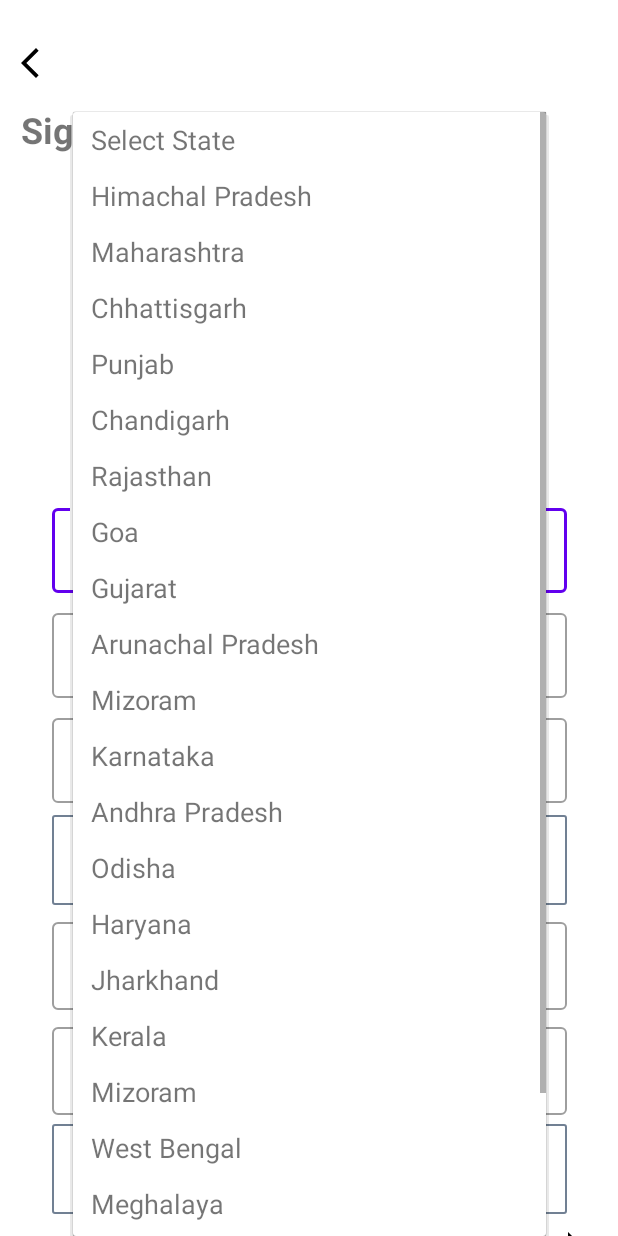
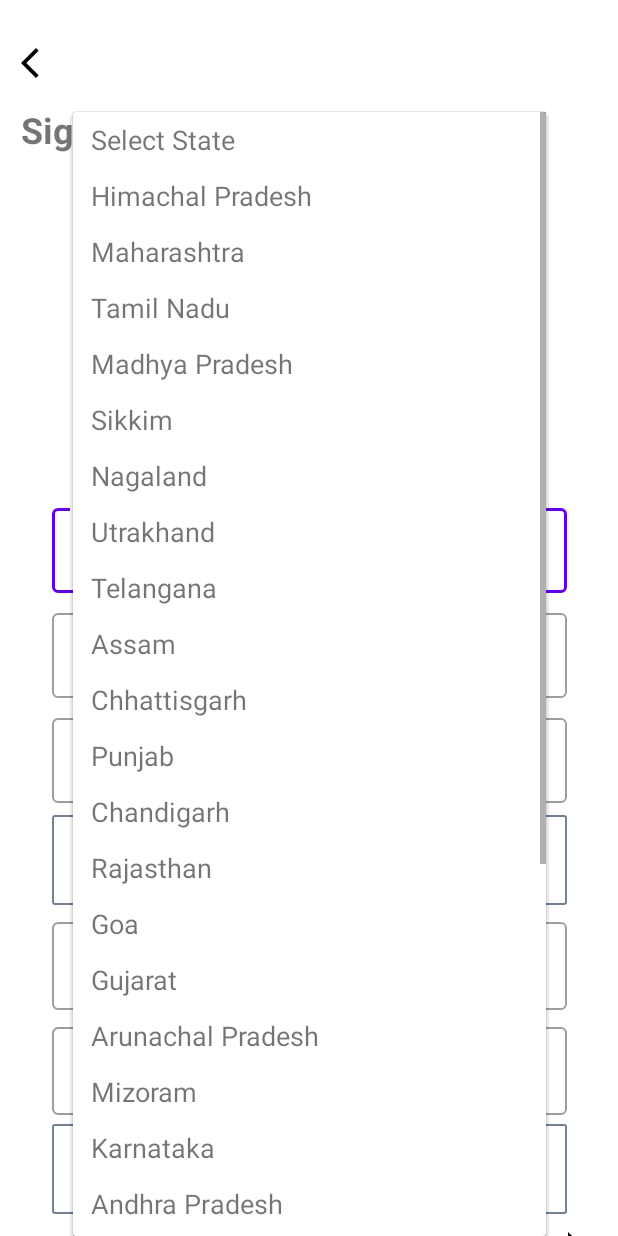
Before and after one commit to sanjuray/vyza_handmadehaven_app, an Android app: the SignupPage screen opened directly, with no data from a screen before it, after a tap on "Select State", on a phone screen of 412 x 824 dp. Run offline under Robolectric (Android 15) with nearby library versions, the phone set to English and light mode, and no system bars; our stand-ins replace Shimmer, Volley; network calls fail; 1 other tap on this screen came first.

Commit message:
rishabh commit to sanju

```diff
--- a/app/src/main/java/com/example/handicrafts/login/SignupPage.java
+++ b/app/src/main/java/com/example/handicrafts/login/SignupPage.java
@@ -79,6 +79,7 @@ public class SignupPage extends AppCompatActivity {
             public void onItemSelected(AdapterView<?> adapterView, View view, int i, long l) {
                  select_state = String.valueOf(stateDropDown.getSelectedItem());
 
+
             }
 
             @Override
@@ -121,8 +122,8 @@ public class SignupPage extends AppCompatActivity {
 
        String state= select_state;
 
-        String pincode=userpincode.getText().toString();
-        String city=usercity.getText().toString();
+        String pincode=userpincode.getText().toString().trim();
+        String city=usercity.getText().toString().trim();
         if(TextUtils.isEmpty(name)&&TextUtils.isEmpty(password)&&TextUtils.isEmpty(email)&&TextUtils.isEmpty(gender)&&TextUtils.isEmpty(city)){
             Toast.makeText(this, "Please fill all details", Toast.LENGTH_SHORT).show();
             userpincode.setError("all fields are required");
@@ -130,7 +131,7 @@ public class SignupPage extends AppCompatActivity {
             userpassword.requestFocus();
         }
         else {
-            Addtotable(name,password,email,password,pincode,gender,state);
+            Addtotable(name,email,password,city,pincode,gender,state);
         }
 
 
@@ -138,7 +139,7 @@ public class SignupPage extends AppCompatActivity {
 
     }
 
-    private void Addtotable(String city, String name, String email, String password, String pincode , String gender, String state) {
+    private void Addtotable(String name, String email, String password, String city, String pincode , String gender, String state) {
         String url = "https://handmadehavens.com/user.php";
         RequestQueue requestQueue = Volley.newRequestQueue(this);
         StringRequest request = new StringRequest(Request.Method.POST, url, new Response.Listener<String>() {
@@ -147,7 +148,7 @@ public class SignupPage extends AppCompatActivity {
                 // JSONStringer stringer=new JSONStringer();
                 // JSONObject object = new JSONObject(response);
                 // String message = object.getString("message");
-                usercity.setText("");
+
 
                 Toast.makeText(SignupPage.this,response.toString(), Toast.LENGTH_SHORT).show();
 
@@ -172,8 +173,9 @@ public class SignupPage extends AppCompatActivity {
                 params.put("name", name);
                 params.put("email", email);
                 params.put("password", password);
+                params.put("city", city);
                 params.put("pincode", pincode);
-                params.put("city", city);
+
                 params.put("state",state);
                 params.put("gender",gender);
 
@@ -205,6 +207,13 @@ public class SignupPage extends AppCompatActivity {
             state.add(new GenderSpinnerDataClass("Select State", R.color.white));
             state.add(new GenderSpinnerDataClass("Himachal Pradesh", R.color.white));
             state.add(new GenderSpinnerDataClass("Maharashtra", R.color.white));
+        state.add(new GenderSpinnerDataClass("Tamil Nadu", R.color.white));
+        state.add(new GenderSpinnerDataClass("Madhya Pradesh", R.color.white));
+        state.add(new GenderSpinnerDataClass("Sikkim", R.color.white));
+        state.add(new GenderSpinnerDataClass("Nagaland", R.color.white));
+        state.add(new GenderSpinnerDataClass("Utrakhand", R.color.white));
+        state.add(new GenderSpinnerDataClass("Telangana", R.color.white));
+        state.add(new GenderSpinnerDataClass("Assam", R.color.white));
             state.add(new GenderSpinnerDataClass("Chhattisgarh ", R.color.white));
             state.add(new GenderSpinnerDataClass("Punjab ", R.color.white));
             state.add(new GenderSpinnerDataClass("Chandigarh ", R.color.white));
```
